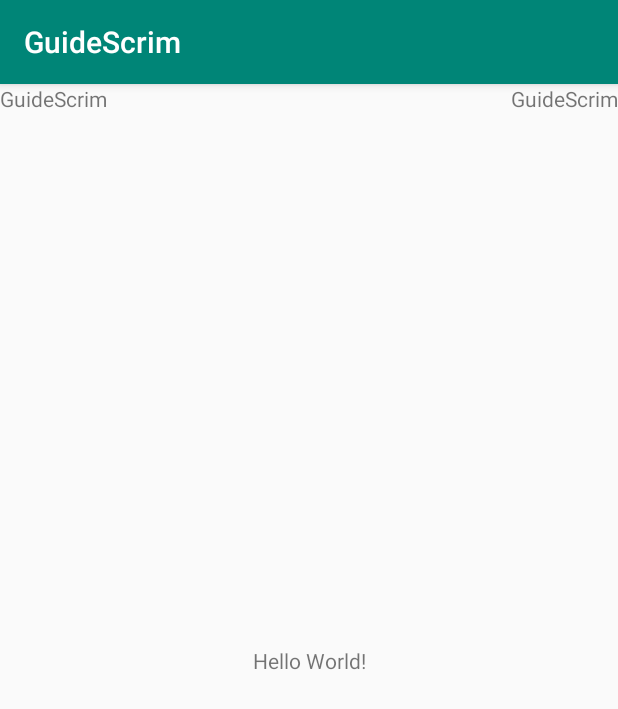
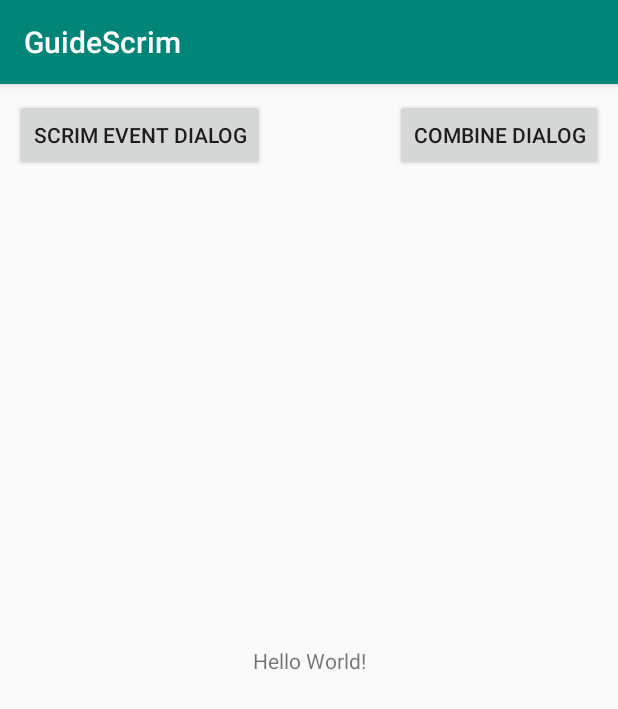
Before and after one commit to Tans5/GuideScrim, an Android app: the screen it shows after launch (MainActivity), on a phone screen of 412 x 824 dp. Shown: the top 709 px of the screen. Run offline under Robolectric (Android 15) with nearby library versions, the phone set to English and light mode, and no system bars.

Commit message:
Add ClickEventGuideScrim.

```diff
--- a/app/src/main/java/com/tans/guidescrim/demo/MainActivity.kt
+++ b/app/src/main/java/com/tans/guidescrim/demo/MainActivity.kt
@@ -5,17 +5,17 @@ import android.graphics.Point
 import android.graphics.Rect
 import androidx.appcompat.app.AppCompatActivity
 import android.os.Bundle
+import android.widget.Toast
 import androidx.core.content.ContextCompat
 import com.tans.guidescrim.R
 import com.tans.guidescrim.ScrimView
-import com.tans.guidescrim.guidescrims.SimpleGuideScrim
 import kotlinx.android.synthetic.main.activity_main.*
-import com.tans.guidescrim.guidescrims.plus
 import com.tans.guidescrim.ScrimView.Companion.HighLightDrawerData
 import com.tans.guidescrim.bottomOfViewPoint
 import com.tans.guidescrim.dialogs.toSimpleContainerGuideScrimDialog
+import com.tans.guidescrim.dialogs.toSimpleGuideDialog
 import com.tans.guidescrim.getViewScreenLocationRect
-import com.tans.guidescrim.guidescrims.ContainerGuideScrim
+import com.tans.guidescrim.guidescrims.*
 
 class MainActivity : AppCompatActivity() {
 
@@ -34,24 +34,39 @@ class MainActivity : AppCompatActivity() {
             .build()
 
         val simpleScrim2 = SimpleGuideScrim.Companion.Builder()
-            .highLightViewIds(arrayOf(R.id.app_name_tv2 to HighLightDrawerData.RectDrawerData()))
+            .highLightViewIds(arrayOf(R.id.combine_dialog_bt to HighLightDrawerData.RectDrawerData()))
             .build()
 
         val simpleScrim3 = SimpleGuideScrim.Companion.Builder()
-            .highLightViewIds(arrayOf(R.id.app_name_tv to HighLightDrawerData.RectDrawerData()))
+            .highLightViewIds(arrayOf(R.id.scrim_event_dialog_bt to HighLightDrawerData.RectDrawerData()))
             .build()
 
         val containerGuideScrim = ContainerGuideScrim.Companion.Builder()
             .childrenLayoutIdsAndPosition {
-                mapOf(R.layout.layout_test_container_child to bottomOfViewPoint(app_name_tv2))
+                mapOf(R.layout.layout_test_container_child to bottomOfViewPoint(combine_dialog_bt))
             }
             .build()
 
         val guideScrim = simpleScrim1 + simpleScrim2 + simpleScrim3 + containerGuideScrim
 
-        val dialog = guideScrim.toSimpleContainerGuideScrimDialog(this)
-        root_view.setOnClickListener {
-            dialog.show()
+        val combineDialog = guideScrim
+            .withClickEvent(containerClickData = mapOf(
+                R.id.container_rl to { id ->
+                    Toast.makeText(this, "Hello,World", Toast.LENGTH_SHORT).show()
+                    true })
+            )
+            .toSimpleContainerGuideScrimDialog(this)
+
+        val scrimDialog = simpleScrim1.withClickEvent(
+            scrimClickData = { mapOf(1 to Pair(getViewScreenLocationRect(hello_tv), { id -> Toast.makeText(this, "Hello,World", Toast.LENGTH_SHORT).show(); true })) }
+        ).toSimpleGuideDialog(this)
+
+        scrim_event_dialog_bt.setOnClickListener {
+            scrimDialog.show()
+        }
+
+        combine_dialog_bt.setOnClickListener {
+            combineDialog.show()
         }
     }
 }
--- a/app/src/main/res/layout/activity_main.xml
+++ b/app/src/main/res/layout/activity_main.xml
@@ -7,19 +7,23 @@
     android:layout_height="match_parent"
     tools:context=".demo.MainActivity">
 
-    <TextView
-        android:id="@+id/app_name_tv"
+    <Button
+        android:id="@+id/scrim_event_dialog_bt"
         android:layout_width="wrap_content"
         android:layout_height="wrap_content"
-        android:text="@string/app_name"
+        android:text="Scrim Event Dialog"
+        android:layout_marginStart="10dp"
+        android:layout_marginTop="10dp"
         app:layout_constraintStart_toStartOf="parent"
         app:layout_constraintTop_toTopOf="parent"/>
 
-    <TextView
-        android:id="@+id/app_name_tv2"
+    <Button
+        android:id="@+id/combine_dialog_bt"
         android:layout_width="wrap_content"
         android:layout_height="wrap_content"
-        android:text="@string/app_name"
+        android:text="Combine Dialog"
+        android:layout_marginTop="10dp"
+        android:layout_marginEnd="10dp"
         app:layout_constraintEnd_toEndOf="parent"
         app:layout_constraintTop_toTopOf="parent"/>
 
--- /dev/null
+++ b/guidescrim/src/main/java/com/tans/guidescrim/guidescrims/ClickEventGuideScrim.kt
@@ -0,0 +1,58 @@
+package com.tans.guidescrim.guidescrims
+
+import android.graphics.Point
+import android.graphics.Rect
+import android.widget.RelativeLayout
+import com.tans.guidescrim.ScrimView
+import com.tans.guidescrim.ViewGetter
+
+/**
+ *
+ * author: pengcheng.tan
+ * date: 2019-12-04
+ */
+
+class ClickEventGuideScrim(
+    private val guideScrim: GuideScrim,
+    override val scrimClickData: () -> Map<Int, Pair<Rect, ClickHandler>> = { emptyMap() },
+    override val containerClickData: Map<Int, ClickHandler> = emptyMap()
+) : GuideScrim, GuideScrimClickEvent, GuideScrimContainer {
+
+    override val highLightViewIds: Array<Pair<Int, ScrimView.Companion.HighLightDrawerData>> =
+        guideScrim.highLightViewIds
+
+    override val highLightData: Array<Pair<Int, ScrimView.Companion.HighLightDrawerData>> =
+        guideScrim.highLightData
+
+    override val scrimColor: Int = guideScrim.scrimColor
+
+    override val viewGetter: ViewGetter = guideScrim.viewGetter
+
+    override val childrenLayoutIdsAndPosition: () -> Map<Int, Point> = { (guideScrim as? GuideScrimContainer)?.childrenLayoutIdsAndPosition?.invoke() ?: emptyMap() }
+
+    override fun onCreateView(scrimView: ScrimView) {
+        guideScrim.onCreateView(scrimView)
+        scrimClickEventInit(scrimView)
+    }
+
+    override fun onCreateContainerView(container: RelativeLayout) {
+        (guideScrim as? GuideScrimContainer)?.onCreateContainerView(container)
+        containerChildrenEventInit(container)
+    }
+
+    override fun onDestroyView(scrimView: ScrimView?) {
+        guideScrim.onDestroyView(scrimView)
+    }
+
+    override fun onDestroyContainerView(container: RelativeLayout?) {
+        (guideScrim as? GuideScrimContainer)?.onDestroyContainerView(container)
+    }
+
+}
+
+fun GuideScrim.withClickEvent(scrimClickData: () -> Map<Int, Pair<Rect, ClickHandler>> = { emptyMap() },
+                              containerClickData: Map<Int, ClickHandler> = emptyMap()): ClickEventGuideScrim = ClickEventGuideScrim(
+    guideScrim = this,
+    scrimClickData = scrimClickData,
+    containerClickData = containerClickData
+)
```
Also changed, not shown: guidescrim/src/main/java/com/tans/guidescrim/guidescrims/GuideScrimClickEvent.kt (added, +54 -0 lines).
